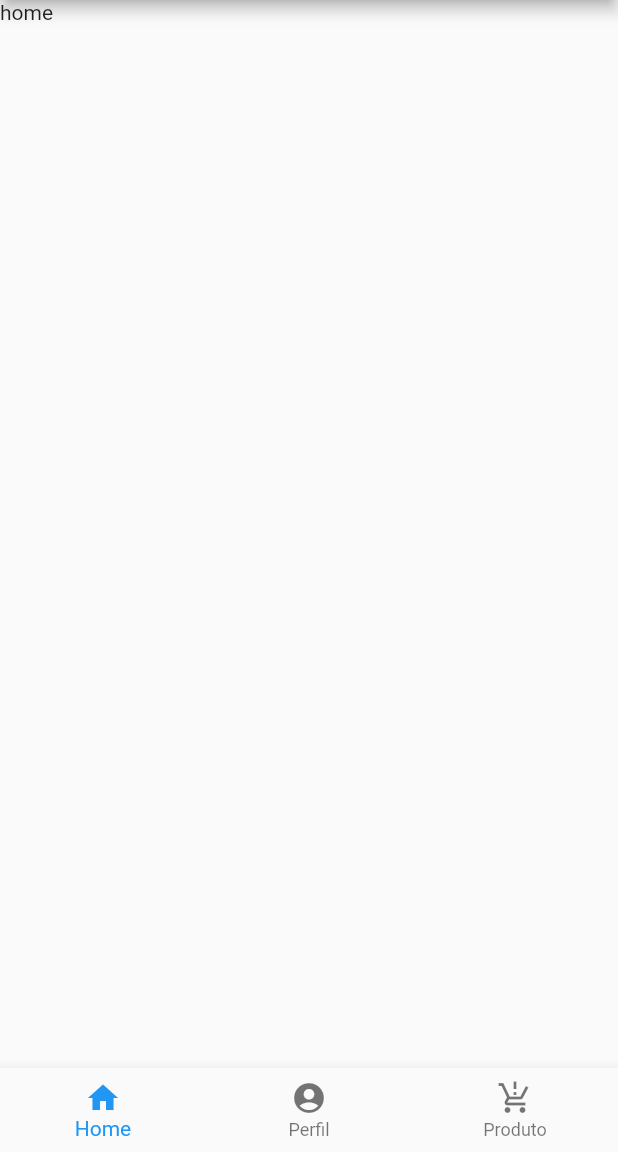
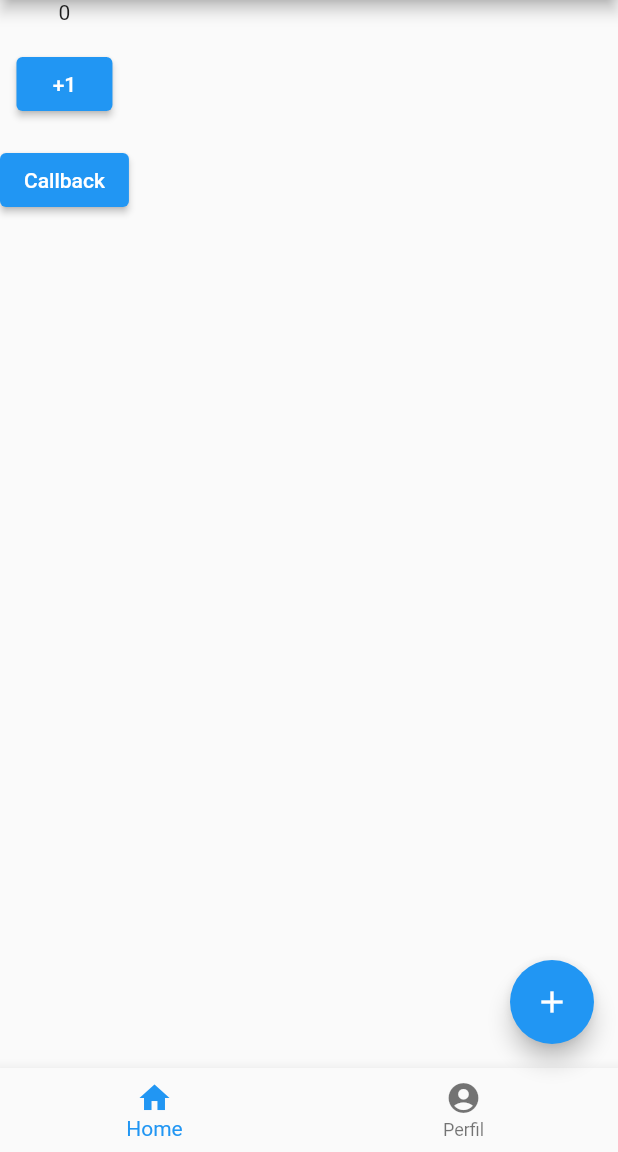
Before and after one commit to leandrosax10/MJVSchool_Flutter, a Flutter app: the screen it shows after launch, on a phone screen of 412 x 824 dp, the part 84-1236 px from its top. Run offline on Flutter 3.47's test engine with Material 2 defaults, Android fonts, the phone set to English and light mode, and no system bars.

Commit message:
feat: Aula04

```diff
--- /dev/null
+++ b/lib/components/app_bar_component.dart
@@ -0,0 +1,20 @@
+import 'package:flutter/material.dart';
+
+class AppBarComponent extends StatelessWidget implements PreferredSizeWidget {
+  final String titulo;
+
+  const AppBarComponent({
+    Key? key,
+    this.titulo = 'Shcool',
+  }) : super(key: key);
+
+  static Size get size => const Size.fromHeight(kToolbarHeight);
+
+  @override
+  Size get preferredSize => const Size.fromHeight(kToolbarHeight);
+
+  @override
+  Widget build(BuildContext context) {
+    return AppBar(title: const Text('My App'));
+  }
+}
--- /dev/null
+++ b/lib/pages/home/abas/afazeres_tab.dart
@@ -0,0 +1,54 @@
+import 'package:flutter/material.dart';
+import 'package:school/components/spacer_component.dart';
+
+class AfazeresTab extends StatefulWidget {
+  final int valorInicial;
+  final void Function(int tabIdx)? callback;
+
+  const AfazeresTab({super.key, required this.valorInicial, this.callback});
+
+  @override
+  State<AfazeresTab> createState() => _AfazeresTab();
+}
+
+// O _ na frente do nome significa que a classe é privada
+class _AfazeresTab extends State<AfazeresTab> {
+  late int acumulador;
+
+  void somarMaisum() {
+    setState(() {
+      acumulador++;
+    });
+  }
+
+  void handleCallback() {
+    if (widget.callback != null) {
+      widget.callback!(1);
+    }
+  }
+
+  @override
+  void initState() {
+    acumulador = widget.valorInicial;
+    super.initState();
+  }
+
+  @override
+  Widget build(BuildContext context) {
+    return Column(
+      children: [
+        Text(acumulador.toString()),
+        const SpacerComponent(),
+        ElevatedButton(
+          onPressed: somarMaisum,
+          child: const Text('+1'),
+        ),
+        const SpacerComponent(),
+        ElevatedButton(
+          onPressed: handleCallback,
+          child: const Text('Callback'),
+        ),
+      ],
+    );
+  }
+}
--- a/lib/pages/home/home_page.dart
+++ b/lib/pages/home/home_page.dart
@@ -1,30 +1,61 @@
-// ignore_for_file: no_leading_underscores_for_local_identifiers
-
 import 'package:flutter/material.dart';
 
-class HomePage extends StatelessWidget {
-  const HomePage({super.key});
+import '../../components/app_bar_component.dart';
+import 'abas/afazeres_tab.dart';
+import 'abas/perfil_tab.dart';
+
+class HomePage extends StatefulWidget {
+  const HomePage({Key? key}) : super(key: key);
+
+  @override
+  State createState() => _HomePageState();
+}
+
+class _HomePageState extends State<HomePage> {
+  late int abaSelecionada;
+
+  final List<BottomNavigationBarItem> _abas = [
+    const BottomNavigationBarItem(icon: Icon(Icons.home), label: 'Home'),
+    const BottomNavigationBarItem(icon: Icon(Icons.account_circle), label: 'Perfil'),
+  ];
+
+  final List<Widget> _conteudos = [
+    AfazeresTab(
+      valorInicial: 0,
+      callback: (tabIdx) {
+        print(tabIdx);
+      },
+    ),
+    const PerfilTab(),
+  ];
+
+  void handleTab(int tabIdx) {
+    setState(() {
+      abaSelecionada = tabIdx;
+    });
+  }
+
+  @override
+  void initState() {
+    abaSelecionada = 0;
+    super.initState();
+  }
 
   @override
   Widget build(BuildContext context) {
-    final List<BottomNavigationBarItem> _abas = [
-      const BottomNavigationBarItem(icon: Icon(Icons.home), label: 'Home'),
-      const BottomNavigationBarItem(icon: Icon(Icons.account_circle), label: 'Perfil'),
-      const BottomNavigationBarItem(icon: Icon(Icons.production_quantity_limits), label: 'Produto'),
-    ];
-
-    final List<Widget> _conteudos = [
-    const Text('home'),
-    const Text('Perfil'),
-    const Text('Produto'),
-    ];
-
     return Scaffold(
-      appBar: AppBar(title: const Text('My App')),
-      body: _conteudos.elementAt(0),//elemento que está no indice 0 (home)
+      appBar: const AppBarComponent(),
+      body: _conteudos.elementAt(abaSelecionada),
       bottomNavigationBar: BottomNavigationBar(
-        currentIndex: 0,
+        currentIndex: abaSelecionada,
         items: _abas,
+        onTap: handleTab,
+      ),
+      floatingActionButton: FloatingActionButton(
+        onPressed: () {
+          handleTab(1);
+        },
+        child: const Icon(Icons.add),
       ),
     );
   }
```
